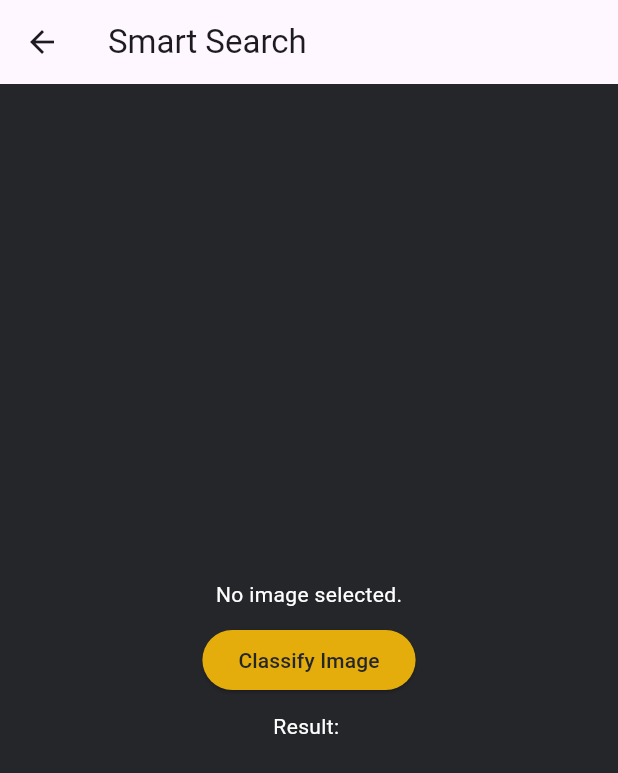
After one commit to SanskritiHarmukh/cuisinie, a Flutter app: the HomePage screen opened directly, after a tap on the "camera alt" icon, on a phone screen of 412 x 824 dp. The commit adds this screen. Shown: the top 773 px of the screen. Run offline on Flutter 3.47's test engine with Material 3 defaults, Android fonts, the phone set to English and light mode, and no system bars; our stand-ins replace firebase_auth, firebase_core, image_picker; missing offline and left inert: tflite_v2; accounts and stored records are empty.

Commit message:
added Image classification

```diff
--- a/lib/HomePage.dart
+++ b/lib/HomePage.dart
@@ -5,6 +5,7 @@ import 'package:url_launcher/url_launcher.dart';
 import 'RecipeDetailsPage.dart';
 import 'CalendarPage.dart';
 import 'ProfilePage.dart';
+import 'SmartSearchPage.dart';
 
 class HomePage extends StatefulWidget {
   @override
@@ -15,7 +16,6 @@ class _HomePageState extends State<HomePage> {
   TextEditingController _searchController = TextEditingController();
   List<dynamic> _recipeSearchResults = [];
   List<dynamic> _videoSearchResults = [];
-  final String spoonacularApiKey = '2e5a16a95c80412c9ee132beb94d8fd8';
 
   void _searchRecipes(String query, String apiKey) async {
     // Search for recipes using MealDB API
@@ -30,7 +30,6 @@ class _HomePageState extends State<HomePage> {
 
     final refinedQuery = '$query recipe';
 
-
     final videoResponse = await http.get(Uri.parse('https://www.googleapis.com/youtube/v3/search?part=snippet&q=$refinedQuery&type=video&key=$apiKey'));
     if (videoResponse.statusCode == 200) {
       setState(() {
@@ -41,7 +40,6 @@ class _HomePageState extends State<HomePage> {
     }
   }
 
-  @override
   @override
   Widget build(BuildContext context) {
     return Scaffold(
@@ -120,7 +118,7 @@ class _HomePageState extends State<HomePage> {
                       ),
                       style: TextStyle(color: Color(0xFF959595)),
                       onSubmitted: (value) {
-                        _searchRecipes(value, 'API key');
+                        _searchRecipes(value, 'AIzaSyBXiuJbXXg870Zr1b9QjN6LoqA6dlJcnOw');
                       },
                     ),
                   ),
@@ -133,6 +131,17 @@ class _HomePageState extends State<HomePage> {
                       );
                     },
                     child: Icon(Icons.calendar_month, color: Color(0xFF959595), size: 40,),
+                  ),
+                  SizedBox(width: 10),
+                  // Icon button to navigate to the fruit and vegetable recognition page
+                  GestureDetector(
+                    onTap: () {
+                      Navigator.push(
+                        context,
+                        MaterialPageRoute(builder: (context) => SmartSearchPage()),
+                      );
+                    },
+                    child: Icon(Icons.camera_alt, color: Color(0xFF959595), size: 40,),
                   ),
                 ],
               ),
@@ -269,9 +278,8 @@ class _HomePageState extends State<HomePage> {
   }
 
   void _addRecipeToCalendar(Map<String, dynamic> recipe, DateTime selectedDate) {
+    // Implement adding recipe to calendar logic here
   }
-
-
 
   Widget _buildVideoSearchResults() {
     if (_videoSearchResults.isEmpty) {
@@ -344,7 +352,6 @@ class _HomePageState extends State<HomePage> {
     }
   }
 
-
   void _launchURL(String url) async {
     if (await canLaunch(url)) {
       await launch(url, forceSafariVC: false);
--- /dev/null
+++ b/lib/SmartSearchPage.dart
@@ -0,0 +1,108 @@
+import 'dart:io';
+
+import 'package:flutter/material.dart';
+import 'package:image_picker/image_picker.dart';
+import 'package:tflite_v2/tflite_v2.dart';
+
+class SmartSearchPage extends StatefulWidget {
+  @override
+  _SmartSearchPageState createState() => _SmartSearchPageState();
+}
+
+class _SmartSearchPageState extends State<SmartSearchPage> {
+  File? _image;
+  String _result = '';
+  bool _loading = false;
+
+  @override
+  void initState() {
+    super.initState();
+    _loading = true;
+    loadModel().then((value) {
+      setState(() {
+        _loading = false;
+      });
+    });
+  }
+
+  Future loadModel() async {
+    await Tflite.loadModel(
+      model: 'assets/model.tflite',
+      labels: 'assets/labels.txt',
+    );
+  }
+
+  Future classifyImage() async {
+    setState(() {
+      _loading = true;
+    });
+
+    final picker = ImagePicker();
+    final pickedFile = await picker.pickImage(source: ImageSource.gallery);
+
+    if (pickedFile != null) {
+      _image = File(pickedFile.path);
+
+      var prediction = await Tflite.runModelOnImage(
+        path: _image!.path,
+        numResults: 1,
+        threshold: 0.5,
+        imageMean: 127.5,
+        imageStd: 127.5,
+      );
+
+      if (prediction != null && prediction.isNotEmpty) {
+        setState(() {
+          _result = prediction[0]['label']?.split(' ').last ?? ''; // Extracting last part of label
+          _loading = false;
+        });
+      }
+    }
+  }
+
+  @override
+  Widget build(BuildContext context) {
+    return Scaffold(
+      appBar: AppBar(
+        title: Text('Smart Search'),
+      ),
+      backgroundColor: Color(0xFF25262A), // Background color
+      body: _loading
+          ? Center(child: CircularProgressIndicator())
+          : Center(
+        child: Column(
+          mainAxisAlignment: MainAxisAlignment.center,
+          children: <Widget>[
+            _image == null
+                ? Text('No image selected.', style: TextStyle(color: Colors.white))
+                : Image.file(_image!),
+            SizedBox(height: 10,),
+            ElevatedButton(
+              onPressed: classifyImage,
+              style: ElevatedButton.styleFrom(
+                primary: Color(0xFFE4AD0C), // Button background color
+              ),
+              child: Text(
+                'Classify Image',
+                style: TextStyle(color: Color(0xFF25262A)), // Button text color
+              ),
+            ),
+            SizedBox(height: 10,),
+            Text(
+              'Result: $_result',
+              style: TextStyle(color: Colors.white), // Result text color
+            ),
+          ],
+        ),
+      ),
+    );
+  }
+}
+
+void main() {
+  runApp(MaterialApp(
+    title: 'Smart Search',
+    theme: ThemeData(primarySwatch: Colors.blue),
+    home: SmartSearchPage(),
+  ));
+}
--- a/lib/main.dart
+++ b/lib/main.dart
@@ -7,7 +7,7 @@ void main() async {
   WidgetsFlutterBinding.ensureInitialized();
   await Firebase.initializeApp(
     options: FirebaseOptions(
-      apiKey: "api key",
+      apiKey: "AIzaSyCzAOmdIaH16iv90uE8Sr6qlFUtYVm9sLA",
       appId: "1:808740408901:android:aadc3fce8bc84b367b9d2c",
       messagingSenderId: "808740408901",
       projectId: "cuisine-aff53",
--- a/pubspec.yaml
+++ b/pubspec.yaml
@@ -42,6 +42,8 @@ dependencies:
   fluttertoast: ^8.2.4
   cloud_firestore: ^4.15.8
   firebase_database: ^10.2.6
+  tflite_v2: ^1.0.0
+  image_picker: ^1.0.7
 
 dev_dependencies:
   flutter_test:
@@ -66,7 +68,8 @@ flutter:
   uses-material-design: true
   assets:
     - assets/Cuisinie.png
-
+    - assets/model.tflite
+    - assets/labels.txt
 
   # To add assets to your application, add an assets section, like this:
   # assets:
```
Also changed, not shown: assets/labels.txt (added, +36 -0 lines), pubspec.lock, 8 other files.
